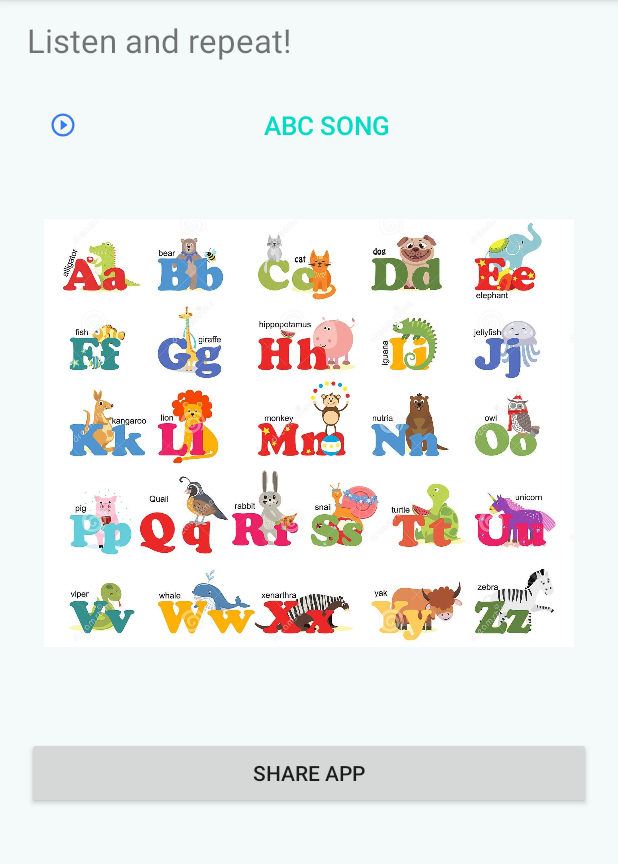
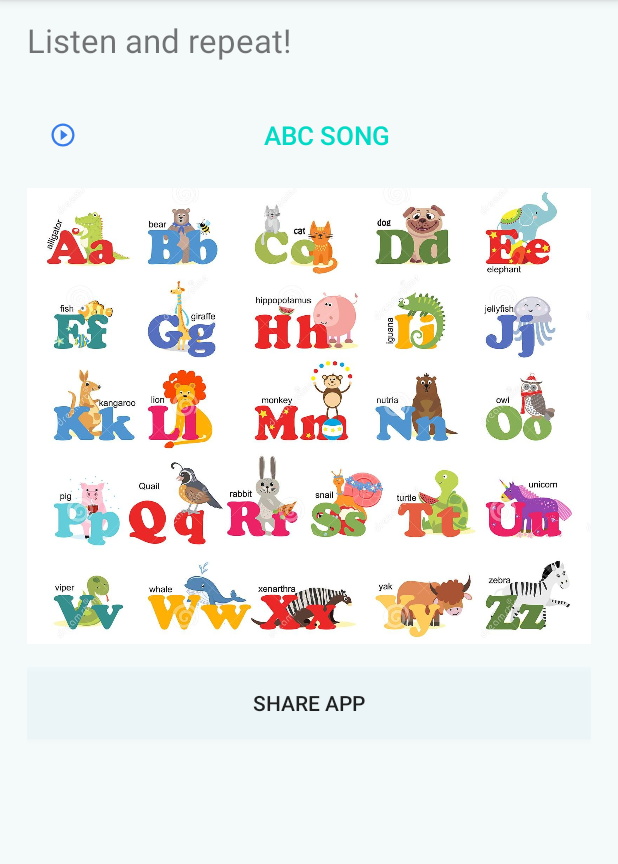
Before and after one commit to marthaserpak/AnimalsAlphabet, an Android app: the AudioActivity screen opened directly, with no data from a screen before it, on a phone screen of 412 x 824 dp, the part 84-948 px from its top. Run offline under Robolectric (Android 15) with nearby library versions, the phone set to English and light mode, and no system bars.

Commit message:
new version

```diff
--- a/app/src/main/java/com/example/animalsalphabet/AudioActivity.java
+++ b/app/src/main/java/com/example/animalsalphabet/AudioActivity.java
@@ -2,10 +2,13 @@ package com.example.animalsalphabet;
 
 import androidx.appcompat.app.AppCompatActivity;
 
+import android.content.Intent;
 import android.media.Image;
 import android.media.MediaPlayer;
+import android.net.Uri;
 import android.os.Bundle;
 import android.view.View;
+import android.widget.Button;
 import android.widget.ImageView;
 
 import java.lang.reflect.Array;
@@ -13,18 +16,25 @@ import java.lang.reflect.Array;
 public class AudioActivity extends AppCompatActivity {
 
     MediaPlayer lettersPronunciation;
+    Button btn_share;
 
     @Override
     protected void onCreate(Bundle savedInstanceState) {
         super.onCreate(savedInstanceState);
         setContentView(R.layout.activity_audio);
-
-        lettersPronunciation = MediaPlayer.create(this, R.raw.);
-
-        }
-
-    public void letterA(View view) {
-
+        btn_share = findViewById(R.id.btn_share);
+        lettersPronunciation = MediaPlayer.create(getApplicationContext(), R.raw.alphabet_song);
     }
 
+    public void btn_audio(View view) {
+        lettersPronunciation.isPlaying();
+    }
+
+    public void shareApp(View view) {
+        String message = "Try this app for kids!";
+        Uri destination = Uri.parse("smsto:5554");
+        Intent smsIntent = new Intent(Intent.ACTION_SENDTO, destination);
+        smsIntent.putExtra("sms_body", message);
+        startActivity(smsIntent);
+    }
 }
--- a/app/src/main/res/layout/activity_audio.xml
+++ b/app/src/main/res/layout/activity_audio.xml
@@ -17,7 +17,9 @@
         android:layout_width="380dp"
         android:layout_height="wrap_content"
         android:layout_below="@+id/listen_repeat"
-        android:layout_marginTop="450dp"
+        android:layout_marginTop="403dp"
+        android:background="#19B2EBF2"
+        android:onClick="shareApp"
         android:text="@string/share" />
 
     <TextView
@@ -33,20 +35,21 @@
     <Button
         android:id="@+id/btn_song"
         style="@style/Widget.AppCompat.Button.Borderless.Colored"
-        android:layout_width="380dp"
-        android:layout_height="wrap_content"
+        android:layout_width="386dp"
+        android:layout_height="62dp"
         android:layout_below="@+id/listen_repeat"
         android:layout_marginTop="18dp"
         android:drawableLeft="@drawable/ic_play"
+        android:onClick="btn_audio"
         android:text="@string/btn_abcSong"
         android:textSize="17sp" />
 
     <ImageView
         android:id="@+id/imageAlphabet"
-        android:layout_width="394dp"
-        android:layout_height="285dp"
+        android:layout_width="wrap_content"
+        android:layout_height="316dp"
         android:layout_alignBottom="@+id/btn_share"
-        android:layout_marginBottom="108dp"
-        android:src="@drawable/alphabet"/>
+        android:layout_marginBottom="57dp"
+        android:src="@drawable/alphabet" />
 
 </RelativeLayout>
--- a/app/src/main/res/layout/activity_main.xml
+++ b/app/src/main/res/layout/activity_main.xml
@@ -31,7 +31,7 @@
             android:layout_marginRight="-60dp"
             android:fontFamily="serif"
             android:text="@string/welcome_text"
-            android:textSize="24sp"
+            android:textSize="20sp"
             app:layout_constraintBottom_toBottomOf="parent"
             app:layout_constraintHorizontal_bias="0.015"
             app:layout_constraintLeft_toLeftOf="parent"
--- a/app/src/main/res/values/strings.xml
+++ b/app/src/main/res/values/strings.xml
@@ -5,7 +5,7 @@
     <string name="audio">audio</string>
     <string name="listen_repeat">Listen and repeat!</string>
     <!--<string name="share">Share App</string>-->
-    <string name="letter_a">letter \"A\"</string>
+    <string name="letter_a" translatable="false">letter \"A\"</string>
     <string name="letter_b" translatable="false">letter \"B\"</string>
     <string name="letter_c" translatable="false">letter \"C\"</string>
     <string name="letter_d" translatable="false">letter \"D\"</string>
```
Also changed, not shown: 4 other files.
